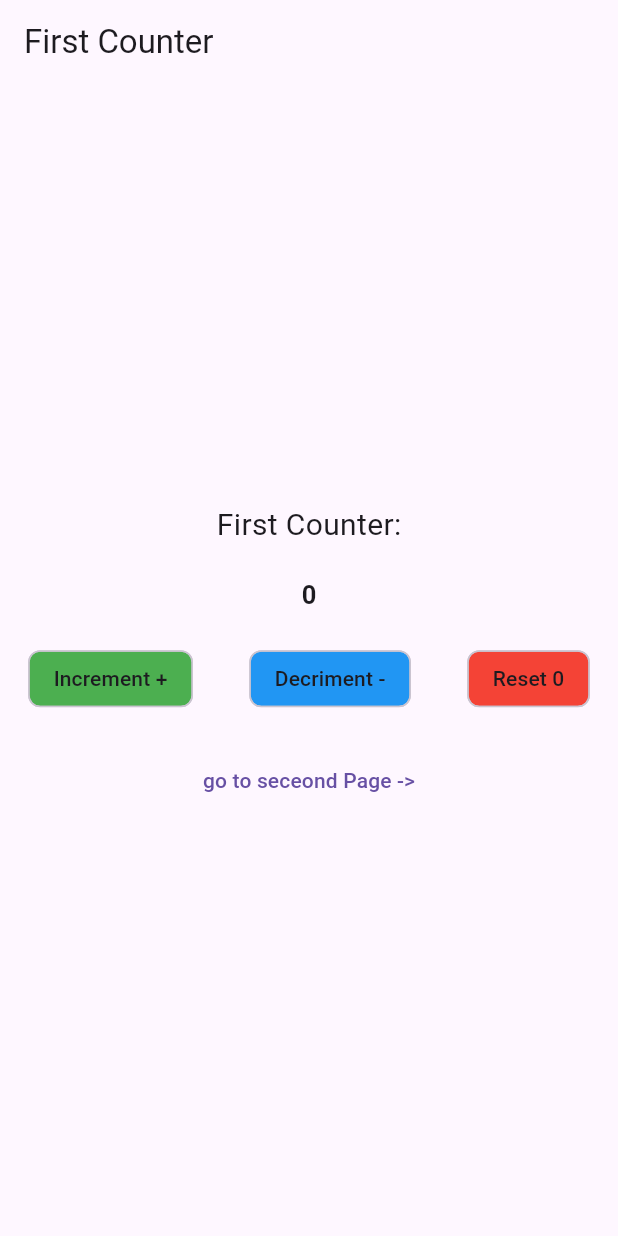
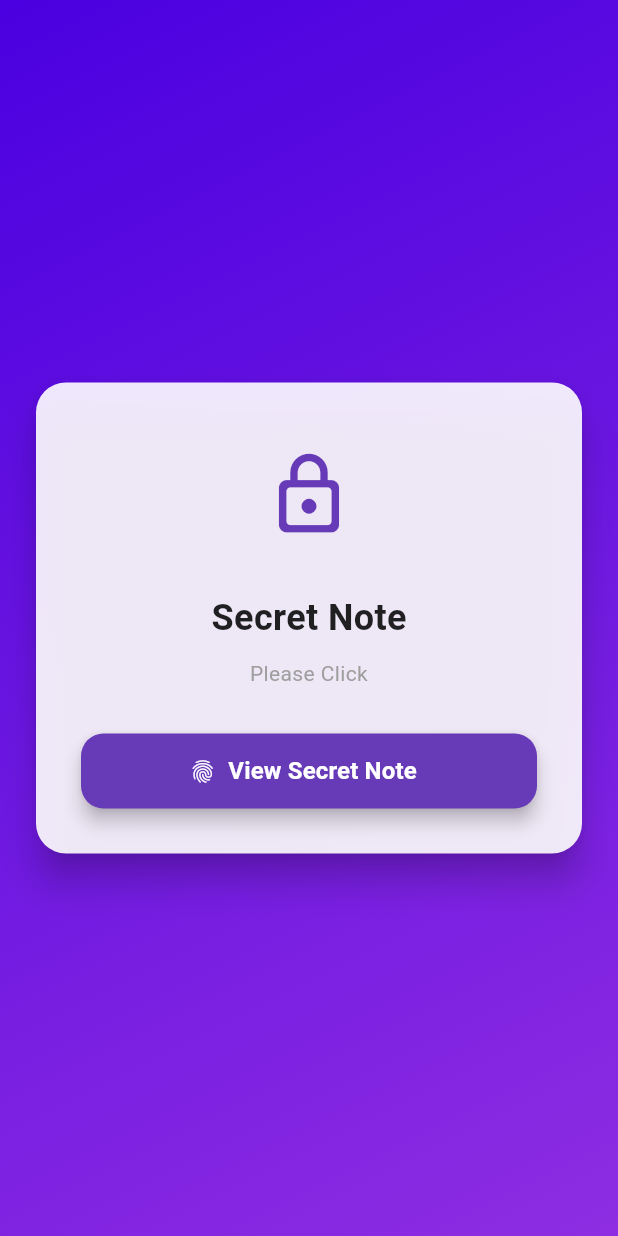
Before and after one commit to SaidurRahman1004/FlutterAdvancePeactise, a Flutter app: the screen it shows after launch, on a phone screen of 412 x 824 dp. Run offline on Flutter 3.47's test engine with Material 3 defaults, Android fonts, the phone set to English and light mode, and no system bars; our stand-ins replace cloud_firestore, equatable, firebase_auth, firebase_core, firebase_messaging, firebase_storage and 8 more; accounts and stored records are empty.

Commit message:
Biometric

```diff
--- /dev/null
+++ b/lib/Biometric/biometric_authentication.dart
@@ -0,0 +1,230 @@
+import 'package:flutter/material.dart';
+import 'package:local_auth/local_auth.dart';
+void main() {
+  runApp(
+      MaterialApp(
+        home: HomescreenAuth(),
+      )
+  );
+
+}
+
+class HomescreenAuth extends StatefulWidget {
+  const HomescreenAuth({super.key});
+
+  @override
+  State<HomescreenAuth> createState() => _HomescreenAuthState();
+}
+
+class _HomescreenAuthState extends State<HomescreenAuth> {
+  void _handleViewSecretNote() {
+    Navigator.push(
+      context,
+      MaterialPageRoute(builder: (_) => const BiometricAuthentication()),
+    );
+  }
+
+  @override
+  Widget build(BuildContext context) {
+    return Scaffold(
+      body: Container(
+        decoration: const BoxDecoration(
+          gradient: LinearGradient(
+            begin: Alignment.topLeft,
+            end: Alignment.bottomRight,
+            colors: [Color(0xFF4A00E0), Color(0xFF8E2DE2)],
+          ),
+        ),
+        child: Center(
+          child: Padding(
+            padding: const EdgeInsets.all(20.0),
+            child: Card(
+              elevation: 10,
+              shape: RoundedRectangleBorder(
+                borderRadius: BorderRadius.circular(20),
+              ),
+              color: Colors.white.withOpacity(0.9),
+              child: Padding(
+                padding: const EdgeInsets.all(30.0),
+                child: Column(
+                  mainAxisSize: MainAxisSize.min,
+                  children: [
+                    Container(
+                      padding: const EdgeInsets.all(15),
+                      decoration: BoxDecoration(
+                        color: Colors.deepPurple.shade50,
+                        shape: BoxShape.circle,
+                      ),
+                      child: const Icon(
+                        Icons.lock_outline_rounded,
+                        size: 60,
+                        color: Colors.deepPurple,
+                      ),
+                    ),
+                    const SizedBox(height: 20),
+
+                    const Text(
+                      "Secret Note",
+                      style: TextStyle(
+                        fontSize: 24,
+                        fontWeight: FontWeight.bold,
+                        color: Colors.black87,
+                      ),
+                    ),
+                    const SizedBox(height: 10),
+
+                    // ৩. সাব-টাইটেল
+                    const Text(
+                      "Please Click",
+                      textAlign: TextAlign.center,
+                      style: TextStyle(fontSize: 14, color: Colors.grey),
+                    ),
+                    const SizedBox(height: 30),
+
+                    SizedBox(
+                      width: double.infinity,
+                      height: 50,
+                      child: ElevatedButton.icon(
+                        onPressed: _handleViewSecretNote,
+                        style: ElevatedButton.styleFrom(
+                          backgroundColor: Colors.deepPurple,
+                          foregroundColor: Colors.white,
+                          elevation: 5,
+                          shape: RoundedRectangleBorder(
+                            borderRadius: BorderRadius.circular(15),
+                          ),
+                        ),
+                        icon: const Icon(Icons.fingerprint),
+                        label: const Text(
+                          "View Secret Note",
+                          style: TextStyle(
+                            fontSize: 16,
+                            fontWeight: FontWeight.bold,
+                          ),
+                        ),
+                      ),
+                    ),
+                  ],
+                ),
+              ),
+            ),
+          ),
+        ),
+      ),
+    );
+  }
+}
+
+//FingerPrint Screen
+class BiometricAuthentication extends StatefulWidget {
+  const BiometricAuthentication({super.key});
+
+  @override
+  State<BiometricAuthentication> createState() =>
+      _BiometricAuthenticationState();
+}
+
+class _BiometricAuthenticationState extends State<BiometricAuthentication> {
+  final LocalAuthentication auth = LocalAuthentication();
+  bool _isBiometricAuthenticated = false;
+
+  Future<void> _authenTicateBiometric() async {
+    try {
+      final bool canAuthBiometric =
+      await auth.canCheckBiometrics; //cheak Biometric Support
+      final bool canAuth =
+          canAuthBiometric ||
+              await auth
+                  .isDeviceSupported(); //cheak Biometric Support Hardware and software
+
+      if (canAuth) {
+        final bool didAuth = await auth.authenticate( //Auth Dialog
+          localizedReason: 'Please authenticate to view the secret note',
+          biometricOnly: true,
+          persistAcrossBackgrounding: true,
+        );
+        setState(() {
+          _isBiometricAuthenticated = didAuth;
+        });
+        if (_isBiometricAuthenticated) {
+          print('success');
+          Navigator.push(
+            context,
+            MaterialPageRoute(builder: (_) => const SecreatNote()),
+          );
+        } else {
+          ScaffoldMessenger.of(context).showSnackBar(
+            const SnackBar(
+              content: Text('Authentication failed'),
+            ),
+          );
+        }
+      }
+    } catch (e) {
+      print(e);
+    }
+  }
+
+
+  @override
+  Widget build(BuildContext context) {
+    return Scaffold(
+      appBar: AppBar(
+        title: const Text("Biometric Authentication"),
+      ),
+      body: Center(
+        child: Column(
+          children: [
+            const SizedBox(height: 20),
+            const Text('Please authenticate to view the secret note'),
+            Icon(
+              _isBiometricAuthenticated ? Icons.check : Icons.close,
+              color: _isBiometricAuthenticated ? Colors.green : Colors.red,
+              size: 50,
+
+            ),
+            const SizedBox(height: 20),
+            InkWell(
+              onLongPress: (){
+                _authenTicateBiometric();
+              },
+              child: CircleAvatar(
+                radius: 30,
+                backgroundColor: Colors.deepPurple,
+                child: Icon(Icons.fingerprint),
+              ),
+            ),
+
+
+          ],
+        ),
+
+      ),
+    );
+  }
+}
+
+
+//Secreat Note
+class SecreatNote extends StatelessWidget {
+  const SecreatNote({super.key});
+
+  @override
+  Widget build(BuildContext context) {
+    return Scaffold(
+      appBar: AppBar(
+        title: const Text("Secret Note"),
+      ),
+      body: Center(
+        child: Column(
+          children: [
+            const SizedBox(height: 20),
+            const Text('This is very Secreat Note'),
+
+          ],
+        ),
+      ),
+
+    );
+  }
+}
--- a/pubspec.yaml
+++ b/pubspec.yaml
@@ -33,6 +33,8 @@ dependencies:
   flutter_bloc: ^9.1.1
   equatable: ^2.0.7
   freezed_annotation: ^2.4.1
+  get: ^4.7.3
+  local_auth: ^3.0.0
 
 
 
```
Also changed, not shown: lib/main.dart (+16 -1 lines), pubspec.lock, 4 other files.
